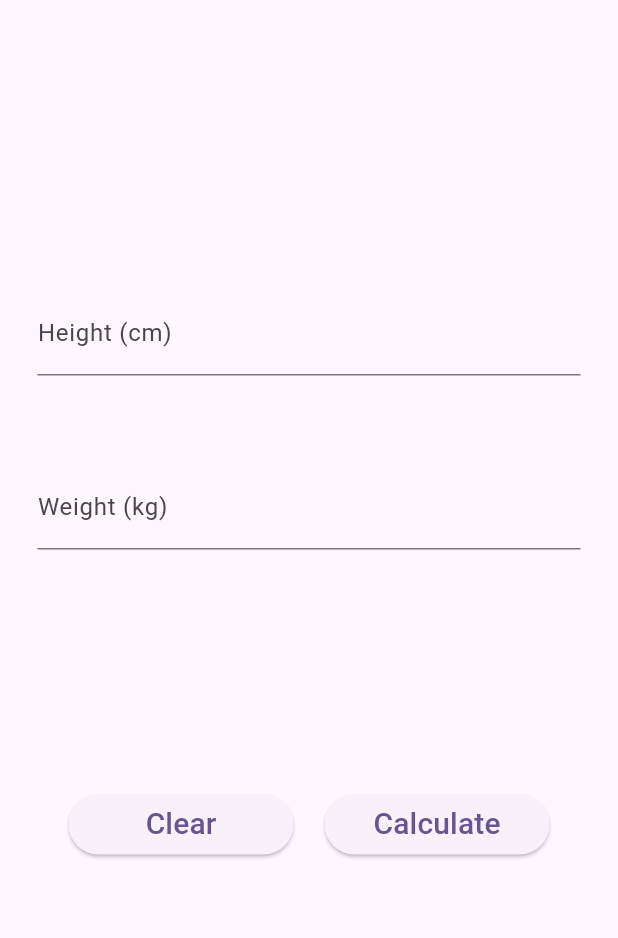
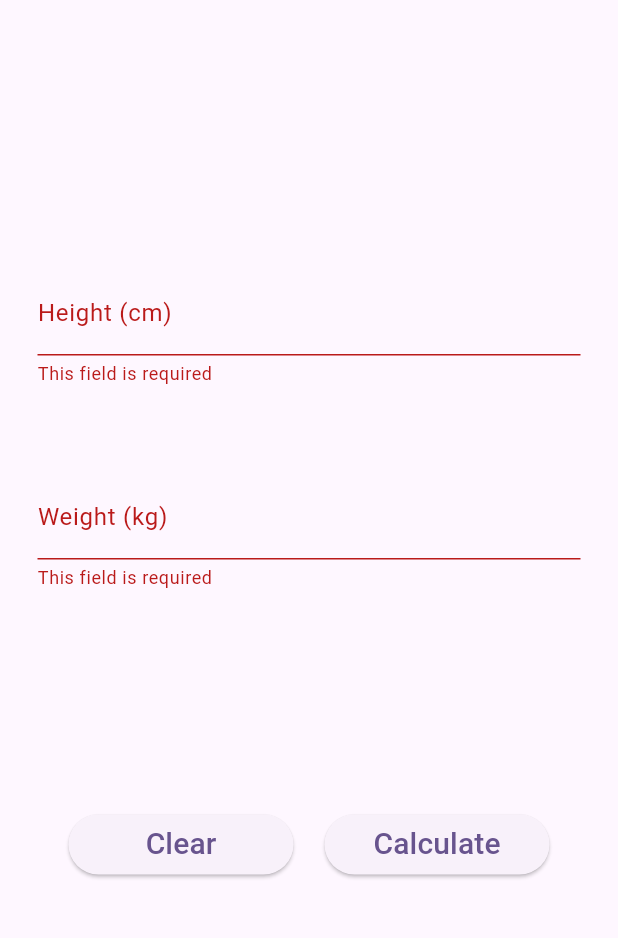
Before and after one commit to Roccoriu/flutter_bmi, a Flutter app: the Calculator screen opened by its route, after a tap on "Calculate", on a phone screen of 412 x 824 dp, the part 84-1022 px from its top. Run offline on Flutter 3.47's test engine with Material 2 defaults, Android fonts, the phone set to English and light mode, and no system bars; our stand-ins replace flutter_redux, go_router, redux.

Commit message:
8 implement rating overview screen (#14)
* feat: results and detail rating page and logic implemented

* feat added form validator to avoid error when no data is entered.

---------

Co-authored-by: Rocco Ciccone <rocco.ciccone@proton.me>

```diff
--- a/lib/components/bmi_form.dart
+++ b/lib/components/bmi_form.dart
@@ -1,5 +1,7 @@
 import 'package:bmi_calculator/store/actions/bmi_actions.dart';
+import 'package:bmi_calculator/store/model/bmi_state.dart';
 import 'package:bmi_calculator/utils/bmi.dart';
+import 'package:bmi_calculator/utils/validators.dart';
 import 'package:flutter/material.dart';
 import 'package:flutter_redux/flutter_redux.dart';
 import 'package:go_router/go_router.dart';
@@ -14,6 +16,8 @@ class BmiForm extends StatefulWidget {
 }
 
 class _BmiFormState extends State<BmiForm> {
+  final _formKey = GlobalKey<FormState>();
+
   final heightController = TextEditingController();
   final weightController = TextEditingController();
 
@@ -21,9 +25,15 @@ class _BmiFormState extends State<BmiForm> {
   Widget build(BuildContext context) {
     return Padding(
       padding: const EdgeInsets.symmetric(horizontal: 25, vertical: 35),
-      child: Column(mainAxisAlignment: MainAxisAlignment.spaceEvenly, children: [
-        Column(children: [
+      child: Form(
+        key: _formKey,
+        child: Column(
+          mainAxisAlignment: MainAxisAlignment.spaceEvenly,
+          children: [
+            Column(
+              children: [
                 TextFormField(
+                  validator: formFieldNotNull,
                   controller: heightController,
                   keyboardType: TextInputType.number,
                   decoration: const InputDecoration(
@@ -33,6 +43,7 @@ class _BmiFormState extends State<BmiForm> {
                 ),
                 const SizedBox(height: 60),
                 TextFormField(
+                  validator: formFieldNotNull,
                   controller: weightController,
                   keyboardType: TextInputType.number,
                   decoration: const InputDecoration(
@@ -40,7 +51,8 @@ class _BmiFormState extends State<BmiForm> {
                     hintText: 'Enter your weight in kg',
                   ),
                 )
-        ]),
+              ],
+            ),
             Row(
               mainAxisAlignment: MainAxisAlignment.spaceEvenly,
               children: [
@@ -55,34 +67,37 @@ class _BmiFormState extends State<BmiForm> {
                       heightController.clear();
                       weightController.clear();
                     },
-                )),
-            SizedBox(
+                  ),
+                ),
+                StoreConnector<AppState, BmiState>(
+                  converter: (store) => store.state.bmiState,
+                  builder: (BuildContext context, BmiState bmiState) => SizedBox(
                     width: 150,
                     child: ElevatedButton(
                       child: const Text(
                         'Calculate',
                         style: TextStyle(fontSize: 20),
                       ),
-                  onPressed: () {
-                    sendToStore();
-                    context.go('/result');
-                  },
-                )),
+                      onPressed: () => _formKey.currentState!.validate() ? onCalculate(bmiState) : DoNothingAction(),
+                    ),
+                  ),
+                ),
               ],
             ),
-      ]),
+          ],
+        ),
+      ),
     );
   }
 
-  void sendToStore() {
+  void onCalculate(BmiState bmiState) {
     var height = double.parse(heightController.text);
     var weight = double.parse(weightController.text);
     var bmi = calcBMI(height, weight);
 
-    // TODO: refactor this to be more legible
-    StoreProvider.of<AppState>(context).dispatch(SetHeightAction(height));
-    StoreProvider.of<AppState>(context).dispatch(SetWeightAction(weight));
     StoreProvider.of<AppState>(context).dispatch(SetBmiResultAction(bmi));
+
+    context.go('/result/${bmiState.getBmiRatingIndex(bmi)}');
   }
 
   @override
--- a/lib/layout/drawer.dart
+++ b/lib/layout/drawer.dart
@@ -17,10 +17,8 @@ class NavDrawer extends StatelessWidget {
           child: Text('Drawer Header'),
         ),
         ListTile(title: const Text('Home'), onTap: () => context.go('/')),
-        ListTile(
-            title: const Text('Calculator'),
-            onTap: () => context.go('/calculator')),
-        ListTile(title: const Text('Rating'), onTap: () {}),
+        ListTile(title: const Text('Calculator'), onTap: () => context.go('/calculator')),
+        ListTile(title: const Text('Rating'), onTap: () => context.go('/result')),
         ListTile(title: const Text('History'), onTap: () {}),
         ListTile(title: const Text('Settings'), onTap: () {}),
       ],
--- a/lib/routes/router.dart
+++ b/lib/routes/router.dart
@@ -14,6 +14,12 @@ final GoRouter router = GoRouter(
     GoRoute(
       path: '/result',
       builder: (context, state) => const Result(),
+      routes: <RouteBase>[
+        GoRoute(
+          path: ':id',
+          builder: (context, state) => RatingDetail(id: state.pathParameters['id']),
+        ),
+      ],
     ),
     //GoRoute(
     //  path: '/history',
--- a/lib/store/actions/bmi_actions.dart
+++ b/lib/store/actions/bmi_actions.dart
@@ -1,3 +1,5 @@
+import '../model/bmi_state.dart';
+
 class SetHeightAction {
   final double payload;
 
@@ -15,3 +17,9 @@ class SetBmiResultAction {
 
   SetBmiResultAction(this.payload);
 }
+
+class SetBmiRatingAction {
+  final List<BmiRating> payload;
+
+  SetBmiRatingAction(this.payload);
+}
--- a/lib/store/model/bmi_state.dart
+++ b/lib/store/model/bmi_state.dart
@@ -1,12 +1,69 @@
+import 'package:flutter/material.dart';
+
+const initialBMIState = BmiState(
+  bmiResult: 0,
+  bmiRatings: [
+    BmiRating(
+      min: 0,
+      max: 18.5,
+      description: 'Underweight',
+    ),
+    BmiRating(
+      min: 18.5,
+      max: 25,
+      description: 'Normal',
+    ),
+    BmiRating(
+      min: 25,
+      max: 30,
+      description: 'Overweight',
+    ),
+    BmiRating(
+      min: 30,
+      max: 35,
+      description: 'Obese',
+    ),
+    BmiRating(
+      min: 35,
+      max: 40,
+      description: 'Very Obese',
+    ),
+    BmiRating(
+      min: 40,
+      max: 100,
+      description: 'Morbidly Obese',
+    ),
+  ],
+);
+
+class BmiRating {
+  final double min;
+  final double max;
+  final String description;
+
+  const BmiRating({
+    required this.min,
+    required this.max,
+    required this.description,
+  });
+}
+
+@immutable
 class BmiState {
-  final double height;
-  final double weight;
   final double bmiResult;
+  final List<BmiRating> bmiRatings;
 
-  const BmiState({required this.height, required this.weight, required this.bmiResult});
+  const BmiState({
+    required this.bmiResult,
+    required this.bmiRatings,
+  });
+
+  int getBmiRatingIndex(double bmi) {
+    return bmiRatings.indexWhere((rating) => bmi <= rating.max);
+  }
 
   @override
   String toString() {
-    return 'AppState{counter: $height, title: $weight, reduxSetup: $bmiResult}';
+    return 'AppState{bmi: $bmiResult}';
   }
 }
--- /dev/null
+++ b/lib/utils/validators.dart
@@ -0,0 +1,7 @@
+String? formFieldNotNull(String? value) {
+  if (value == null || value.isEmpty) {
+    return 'This field is required';
+  }
+
+  return null;
+}
```
Also changed, not shown: lib/layout/home.dart (+6 -2 lines), lib/layout/result.dart (+59 -12 lines), lib/store/model/app_state.dart (+1 -7 lines), lib/store/reducers/bmi_reducers.dart (+7 -14 lines). Lines whose indentation alone changed are shown as unchanged.
